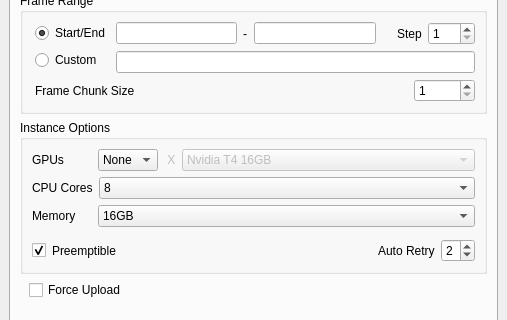
Above: conductor/resources/submitter.ui from AtomicConductor/conductor_client before the change; both pictures show x 0 to 507 and y 224 to 544 of the 507 by 715 pixel window. Below: the same form after it.
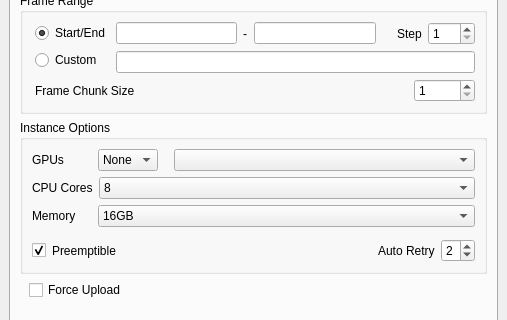
That is the form after the change. Icons and pictures are not drawn.

What changed in the file:
```diff
--- a/conductor/resources/submitter.ui
+++ b/conductor/resources/submitter.ui
@@ -17,9 +17,6 @@
    <iconset resource="../submitter_resources.qrc">
     <normaloff>:/images/resources/conductor_logo_01_x32.png</normaloff>:/images/resources/conductor_logo_01_x32.png</iconset>
   </property>
-  <property name="styleSheet">
-   <string notr="true"/>
-  </property>
   <widget class="QWidget" name="centralwidget">
    <layout class="QVBoxLayout" name="verticalLayout">
     <item>
@@ -713,9 +710,6 @@
               </item>
               <item>
                <widget class="QWidget" name="ui_gpu_type_wgt" native="true">
-                <property name="enabled">
-                 <bool>false</bool>
-                </property>
                 <property name="sizePolicy">
                  <sizepolicy hsizetype="Minimum" vsizetype="Preferred">
                   <horstretch>0</horstretch>
@@ -744,7 +738,7 @@
                     </sizepolicy>
                    </property>
                    <property name="text">
-                    <string> X</string>
+                    <string> </string>
                    </property>
                   </widget>
                  </item>
@@ -759,11 +753,6 @@
                    <property name="styleSheet">
                     <string notr="true"/>
                    </property>
-                   <item>
-                    <property name="text">
-                     <string>Nvidia T4 16GB</string>
-                    </property>
-                   </item>
                   </widget>
                  </item>
                 </layout>
```
